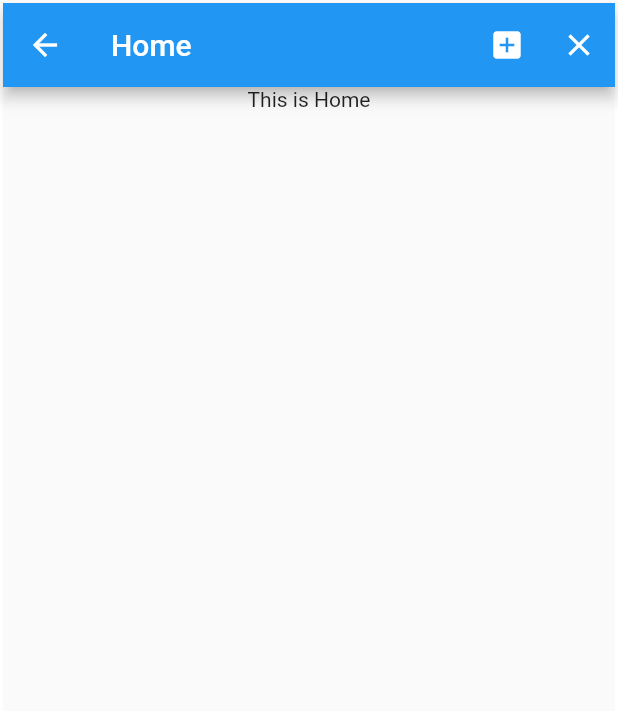
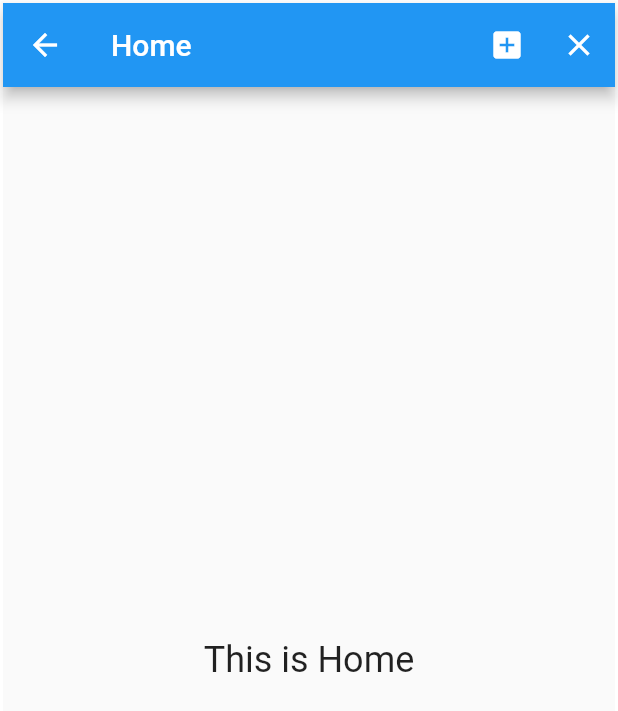
Before and after one commit to AUA-Youth-Forum/sporty-sam, a Flutter app: the screen it shows after launch, on a phone screen of 412 x 824 dp. Shown: the top 711 px of the screen. Run offline on Flutter 3.47's test engine with Material 2 defaults, Android fonts, the phone set to English and light mode, and no system bars.

Commit message:
home styles added

```diff
--- a/sporty_sam/lib/home.dart
+++ b/sporty_sam/lib/home.dart
@@ -28,9 +28,14 @@ class home extends StatelessWidget {
         ),
         body: Center(
           child: Column(
+            mainAxisAlignment: MainAxisAlignment.center,
             children: <Widget>[
               Center(
-                child: Text('This is Home'),
+                child: Text(
+                    'This is Home',
+                  style: TextStyle(fontSize: 24,),
+                ),
+
               ),
 
 
```
